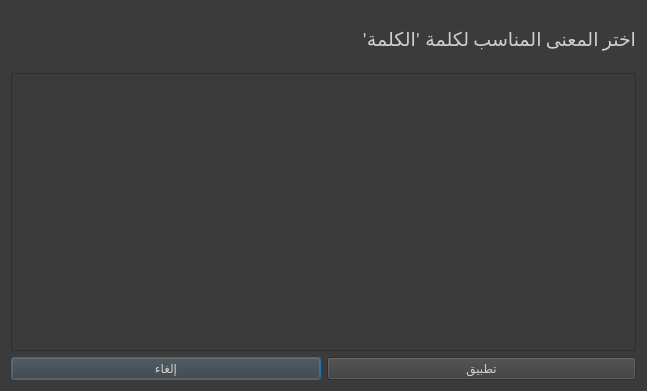
First picture: the form in gui/disambiguation_dialog/disambiguation_dialog.ui, repository masalha-alaa/quran-counter, before the edit.
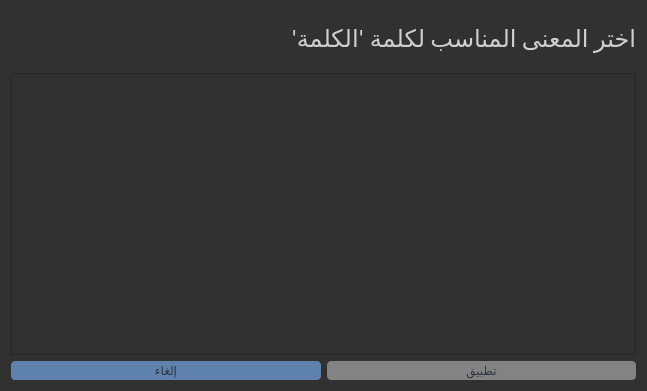
Second picture: the form after the edit.

```diff
--- a/gui/disambiguation_dialog/disambiguation_dialog.ui
+++ b/gui/disambiguation_dialog/disambiguation_dialog.ui
@@ -14,9 +14,33 @@
    <string>توضيح</string>
   </property>
   <property name="styleSheet">
-   <string notr="true">background-color: rgb(59, 59, 59);
-color: rgb(207, 207, 207);
-font: 400 14pt &quot;Calibri&quot;;</string>
+   <string notr="true">QWidget {
+    background-color: rgb(49, 49, 49);
+    color: rgb(207, 207, 207);
+    font: 400 18pt &quot;Calibri&quot;;
+}
+
+/* Button styling */
+QPushButton {
+    background-color: #5F82AD;
+    color: #2E3440;
+    border: none;
+    border-radius: 4px;
+    padding: 2px 2px;
+}
+
+QPushButton:hover {
+    background-color: #81A1C1;
+}
+
+QPushButton:pressed {
+    background-color: #6E90B5;
+}
+
+QPushButton:disabled {
+    background-color: #838383;
+}
+</string>
   </property>
   <layout class="QVBoxLayout" name="verticalLayout" stretch="1,5,1">
    <item>
@@ -54,7 +78,7 @@
          <property name="font">
           <font>
            <family>Calibri</family>
-           <pointsize>14</pointsize>
+           <pointsize>18</pointsize>
            <weight>50</weight>
            <italic>false</italic>
            <bold>false</bold>
@@ -76,7 +100,7 @@
          <property name="font">
           <font>
            <family>Calibri</family>
-           <pointsize>14</pointsize>
+           <pointsize>18</pointsize>
            <weight>50</weight>
            <italic>false</italic>
            <bold>false</bold>
```
